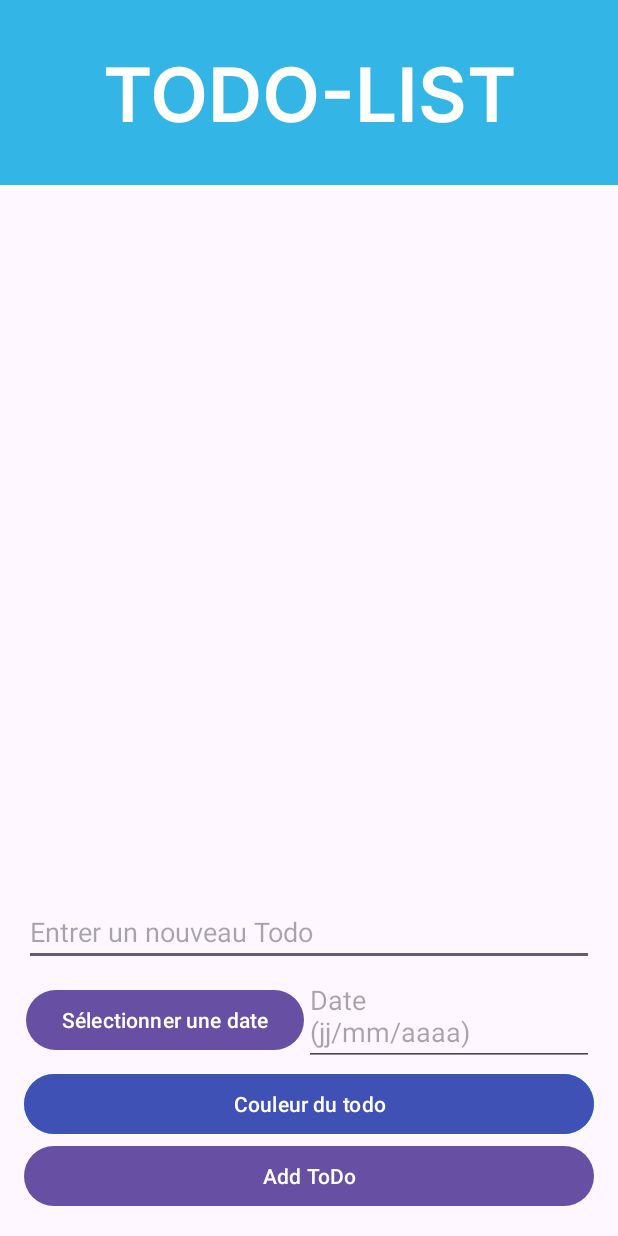
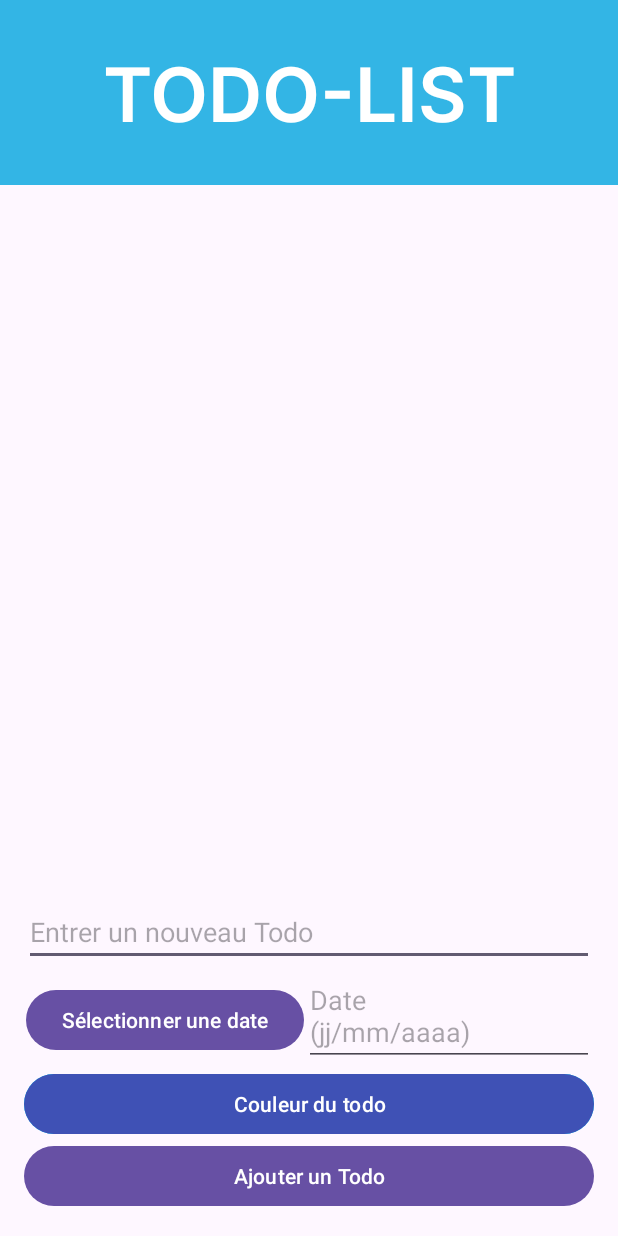
Before and after one commit to Konynico/Chronos-HM40, an Android app: the screen it shows after launch (TodoList), after a tap on "ToDo List", on a phone screen of 412 x 824 dp. Run offline under Robolectric (Android 15) with nearby library versions, the phone set to English and light mode, and no system bars; libraries missing offline, so code that uses them is left out: com.opencsv, com.opencsv.exceptions, yuku.ambilwarna; 2 other taps on this screen came first.

Commit message:
ptite modif

```diff
--- a/app/src/main/java/com/example/chronos_hm40/TodoList.java
+++ b/app/src/main/java/com/example/chronos_hm40/TodoList.java
@@ -143,7 +143,7 @@ public class TodoList extends AppCompatActivity {
                         deleteConfirmBuilder.setNegativeButton("Non", new DialogInterface.OnClickListener() {
                             @Override
                             public void onClick(DialogInterface dialog, int which) {
-                                // Ne faites rien ici - fermez simplement le popup
+                               // ferme simplement le popup
                             }
                         });
 
@@ -214,7 +214,6 @@ public class TodoList extends AppCompatActivity {
         String dateText = etNewDate.getText().toString();
 
         if (!itemText.isEmpty() && isValidDate(dateText)) {
-            // Créer un SpannableString avec la couleur sélectionnée
             String newItem = itemText + "\n" + dateText + "\n" + selectedColor;
 
             items.add(0, newItem);
--- a/app/src/main/res/layout/activity_todo_list.xml
+++ b/app/src/main/res/layout/activity_todo_list.xml
@@ -42,7 +42,8 @@
         app:layout_constraintBottom_toTopOf="@+id/layout_add_item"
         app:layout_constraintTop_toBottomOf="@+id/blueView"
         app:layout_constraintVertical_bias="0.0"
-        tools:layout_editor_absoluteX="-5dp" />
+        tools:layout_editor_absoluteX="-5dp"
+        tools:ignore="MissingConstraints" />
 
     <LinearLayout
         android:id="@+id/layout_add_item"
@@ -101,7 +102,7 @@
             android:layout_width="match_parent"
             android:layout_height="wrap_content"
             android:onClick="onAddItem"
-            android:text="Add ToDo" />
+            android:text="Ajouter un Todo" />
 
     </LinearLayout>
 </androidx.constraintlayout.widget.ConstraintLayout>
```
